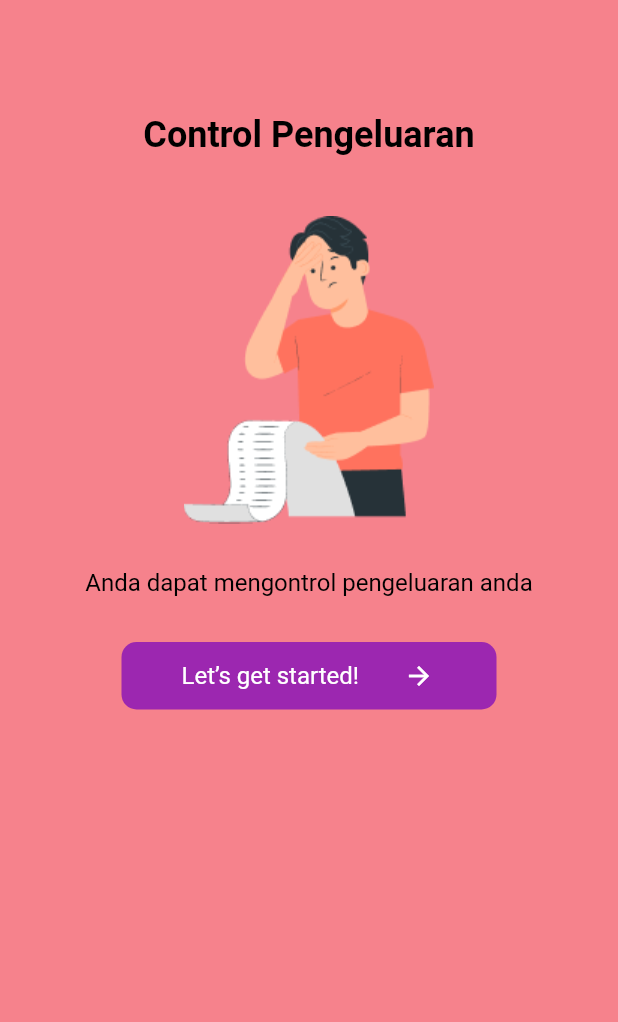
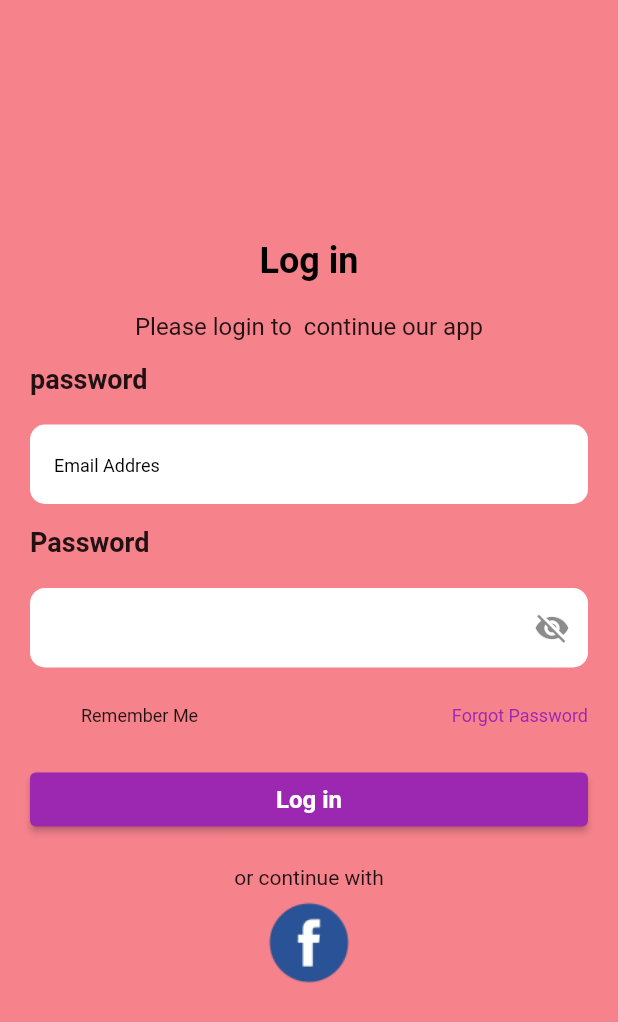
Before and after one commit to ayunivers/nabung, a Flutter app: the screen it shows after launch, on a phone screen of 412 x 824 dp. Shown: the top 1022 px of the screen. Run offline on Flutter 3.47's test engine with Material 2 defaults, Android fonts, the light colour scheme and no system bars.

Commit message:
change tes

```diff
--- a/lib/main.dart
+++ b/lib/main.dart
@@ -3,10 +3,13 @@ import 'package:flutter/services.dart';
 import 'package:nabung/screens/intro_2.dart';
 import 'package:nabung/screens/intro_3.dart';
 import 'package:nabung/screens/onboarding.dart';
+import 'package:nabung/screens/login.dart';
 // ignore: unused_import
 import 'package:nabung/screens/splash_screen.dart';
 // ignore: unused_import
 import "package:nabung/screens/intro.dart";
+// ignore: unused_import
+import 'package:nabung/screens/get_started.dart';
 
 void main() {
   SystemChrome.setSystemUIOverlayStyle(
@@ -23,13 +26,15 @@ class MyApp extends StatelessWidget {
     return MaterialApp(
       debugShowCheckedModeBanner: false,
       theme: ThemeData(primaryColor: const Color(0xfff6828c)),
-      initialRoute: '/intro_3',
+      initialRoute: '/login',
       routes: {
         '/splashscreen': (context) => SplashScreens(),
         '/onboarding': (context) => intro(),
         '/intro': (context) => intro1(),
         '/intro_2': (context) => intro2(),
         '/intro_3': (context) => intro3(),
+        '/get_started':(context) => GetStartedWidget(),
+        '/login':(context) => loginPage(),
       },
       home: intro(),
     );
--- /dev/null
+++ b/lib/screens/login.dart
@@ -0,0 +1,168 @@
+import 'package:flutter/material.dart';
+
+class loginPage extends StatefulWidget {
+  const loginPage({super.key});
+
+  @override
+  State<loginPage> createState() => loginState();
+}
+
+class loginState extends State<loginPage> {
+  @override
+  Widget build(BuildContext context) {
+    return Scaffold(
+      backgroundColor: Color(0xfff6828c),
+      body: Center(
+        child: Container(
+          margin: EdgeInsets.symmetric(horizontal: 20),
+          child: Column(
+            mainAxisAlignment: MainAxisAlignment.center,
+            children: [
+              Text(
+                'Log in',
+                style: TextStyle(
+                  fontSize: 24,
+                  fontWeight: FontWeight.bold,
+                  color: Colors.black
+                ),
+              ),
+              SizedBox(
+                height: 20,
+              ),
+              Text(
+                'Please login to  continue our app',
+                style: TextStyle(
+                  fontSize: 16,),
+                  textAlign: TextAlign.center,
+              ),
+              SizedBox(
+                height: 15,
+              ),
+              Column(
+                crossAxisAlignment: CrossAxisAlignment.start,
+                mainAxisAlignment: MainAxisAlignment.start,
+                children: [
+                  Text(
+                    'password',
+                    style: TextStyle(
+                      fontSize: 18,
+                      fontWeight: FontWeight.bold,
+                    ),
+                  ),
+                  SizedBox(height: 20,
+                  ),
+                  Container(
+                    width: double.infinity,
+                    decoration: BoxDecoration(
+                      borderRadius: BorderRadius.circular(10.0),
+                      color: Colors.white,
+                    ),
+                    child: TextField(
+                      decoration: InputDecoration(
+                        border: InputBorder.none,
+                        hintText: "Email Addres",
+                        hintStyle: TextStyle(
+                          fontSize: 12,
+                          color: Colors.black,
+                        ),
+                        contentPadding: EdgeInsets.symmetric(horizontal: 16, vertical: 17),
+                      ),
+                    ),
+                  ),
+                  SizedBox(
+                    height: 15,
+                  ),
+                   Text(
+                    'Password',
+                    style: TextStyle(
+                      fontSize: 18,
+                      fontWeight: FontWeight.bold,
+                    ),
+                  ),
+                  SizedBox(height: 20,
+                  ),
+                  Container(
+                    width: double.infinity,
+                    decoration: BoxDecoration(
+                      borderRadius: BorderRadius.circular(10.0),
+                      color: Colors.white,
+                    ),
+                    child: TextField(
+                      decoration: InputDecoration(
+                        border: InputBorder.none,
+                           contentPadding: EdgeInsets.symmetric(horizontal: 16, vertical: 17),
+                           suffixIcon: Icon(Icons.visibility_off),
+                        ),
+                      ),
+                    ),
+                ],
+                ),
+                SizedBox(height: 20,),
+                Row(
+                  mainAxisAlignment: MainAxisAlignment.spaceBetween,
+                  children: [
+                    Row(
+                      children: [
+                        Container(
+                          width: 24,
+                          height: 24,
+                          decoration: BoxDecoration(
+                            color: Color(0x67013E),
+                            borderRadius: BorderRadius.circular(10.0),
+                          ),
+                        ),
+                        SizedBox(
+                          width: 10,
+                        ),
+                        Text(
+                          'Remember Me',
+                          style: TextStyle(
+                            fontSize: 12,
+                          ),
+                        )
+                      ],
+                    ),
+                    Text(
+                      'Forgot Password',
+                      style: TextStyle(
+                        fontSize: 12,
+                        color: Colors.purple,
+                      ),
+                    )
+                  ],
+                ),
+                SizedBox(height: 20,),
+                Container(
+                  width: double.infinity,
+
+                  child: ElevatedButton(
+                    style: ElevatedButton.styleFrom(
+                      primary: Colors.purple,
+                    ),
+                    onPressed: (){},
+                    child: Text('Log in',
+                     style: TextStyle(
+                      fontSize: 16,
+                      fontWeight: FontWeight.bold
+                     ))),
+                ),
+                SizedBox(height: 20,),
+                Text(
+                  'or continue with',
+                  style: TextStyle(
+                    fontSize: 14,
+                    fontWeight: FontWeight.w400,
+                  ),
+                ),
+                Image.asset(
+                  'assets/images/logo8.png',
+                  width: 71,
+                  height: 71,
+                )
+            ],
+          ),
+        ),
+      ),
+    );
+  }
+}
```
Also changed, not shown: lib/screens/get_started.dart (added, +72 -0 lines), lib/screens/sign_up.dart (added, +15 -0 lines), assets/images/logo8.png (added), assets/images/logo9.png (added), 1 other file.
